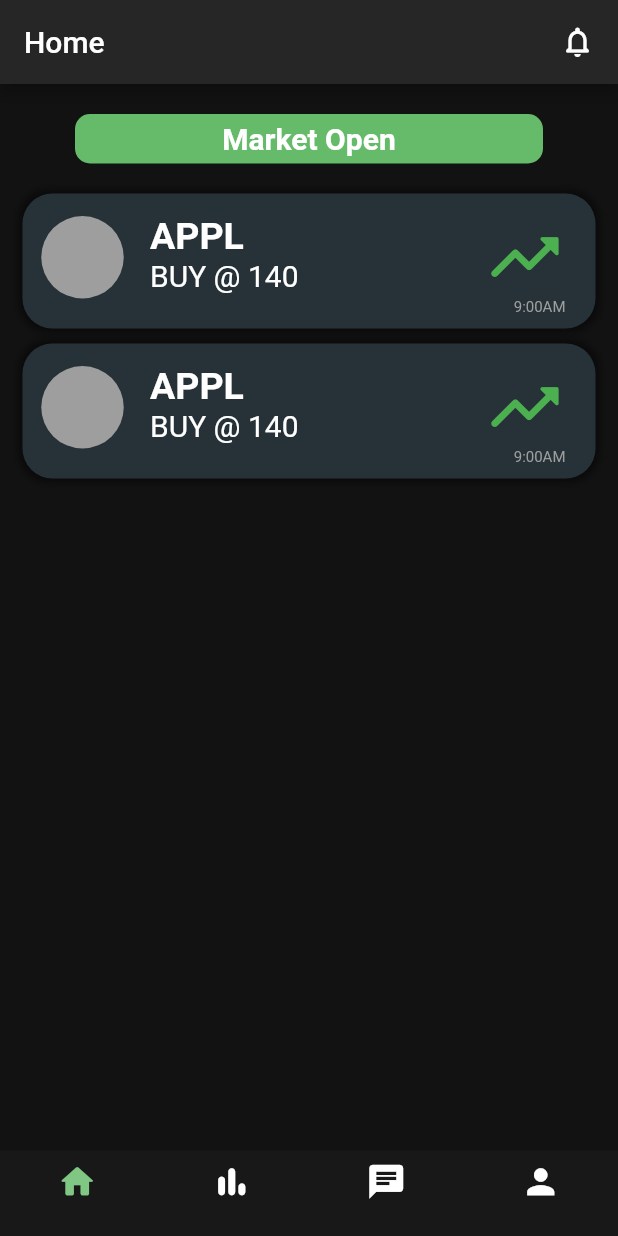
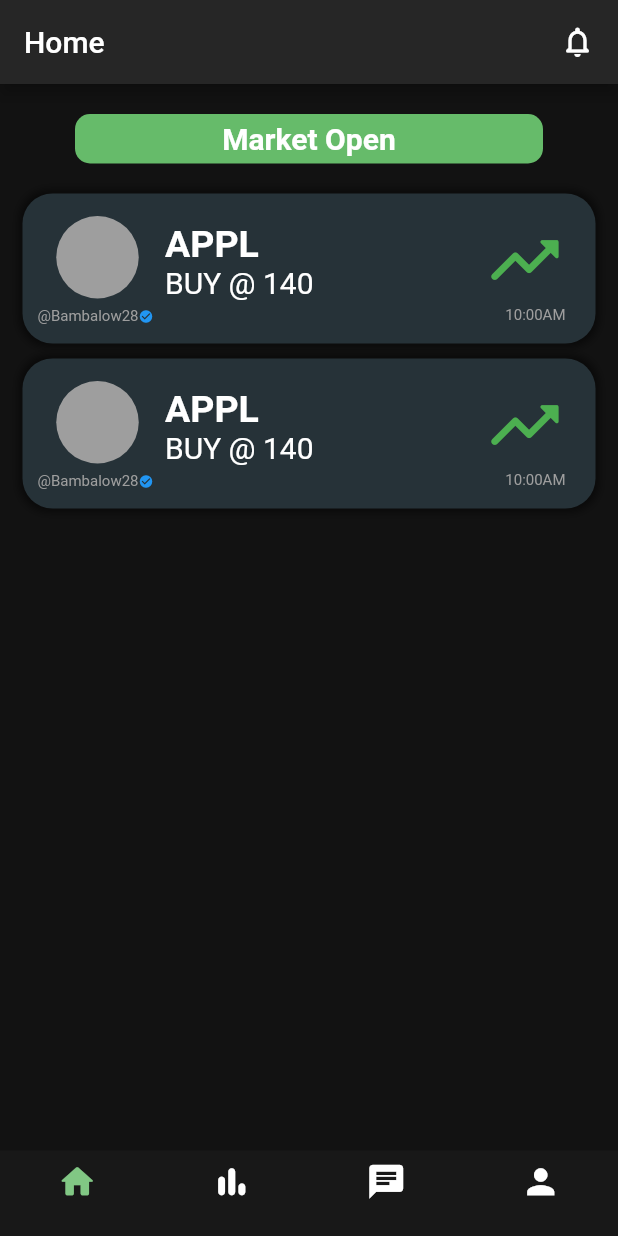
Before and after one commit to Bambalow28/StockMeUp, a Flutter app: the MainPage screen opened directly, on a phone screen of 412 x 824 dp. Run offline on Flutter 3.47's test engine with Material 2 defaults, Android fonts, the phone set to English and light mode, and no system bars.

Commit message:
UI Changes

```diff
--- a/lib/mainPages/home.dart
+++ b/lib/mainPages/home.dart
@@ -201,13 +201,16 @@ class _MainPage extends State<MainPage> {
                                     ),
                                   ),
                                   width: MediaQuery.of(context).size.width - 30,
-                                  height: 90.0,
+                                  height: 100.0,
                                   child: Column(
                                     children: <Widget>[
                                       Row(
                                         children: <Widget>[
                                           Container(
-                                            margin: EdgeInsets.only(top: 15.0),
+                                            margin: EdgeInsets.only(
+                                                top: 15.0,
+                                                left: 10.0,
+                                                bottom: 5.0),
                                             alignment: Alignment.center,
                                             width: 80.0,
                                             height: 55.0,
@@ -228,7 +231,7 @@ class _MainPage extends State<MainPage> {
                                             children: <Widget>[
                                               Container(
                                                 padding: EdgeInsets.only(
-                                                    top: 10.0, left: 5.0),
+                                                    top: 15.0, left: 5.0),
                                                 child: Text(
                                                   'APPL',
                                                   style: TextStyle(
@@ -266,13 +269,38 @@ class _MainPage extends State<MainPage> {
                                       ),
                                       Container(
                                         padding: EdgeInsets.only(
-                                            right: 20.0, bottom: 2.0),
+                                            left: 10.0,
+                                            right: 20.0,
+                                            bottom: 2.0),
                                         alignment: Alignment.bottomRight,
-                                        child: Text(
-                                          '9:00AM',
-                                          style: TextStyle(
-                                              color: Colors.grey,
-                                              fontSize: 10.0),
+                                        child: Row(
+                                          children: <Widget>[
+                                            Text(
+                                              '@Bambalow28',
+                                              style: TextStyle(
+                                                  color: Colors.grey,
+                                                  fontSize: 10.0),
+                                            ),
+                                            Icon(
+                                              Icons.check_circle,
+                                              size: 10.0,
+                                              color: Colors.blue,
+                                            ),
+                                            Expanded(
+                                              child: SizedBox(),
+                                            ),
+                                            Container(
+                                              padding: EdgeInsets.only(
+                                                  left: 10.0, bottom: 2.0),
+                                              alignment: Alignment.bottomRight,
+                                              child: Text(
+                                                '10:00AM',
+                                                style: TextStyle(
+                                                    color: Colors.grey,
+                                                    fontSize: 10.0),
+                                              ),
+                                            ),
+                                          ],
                                         ),
                                       ),
                                     ],
```
